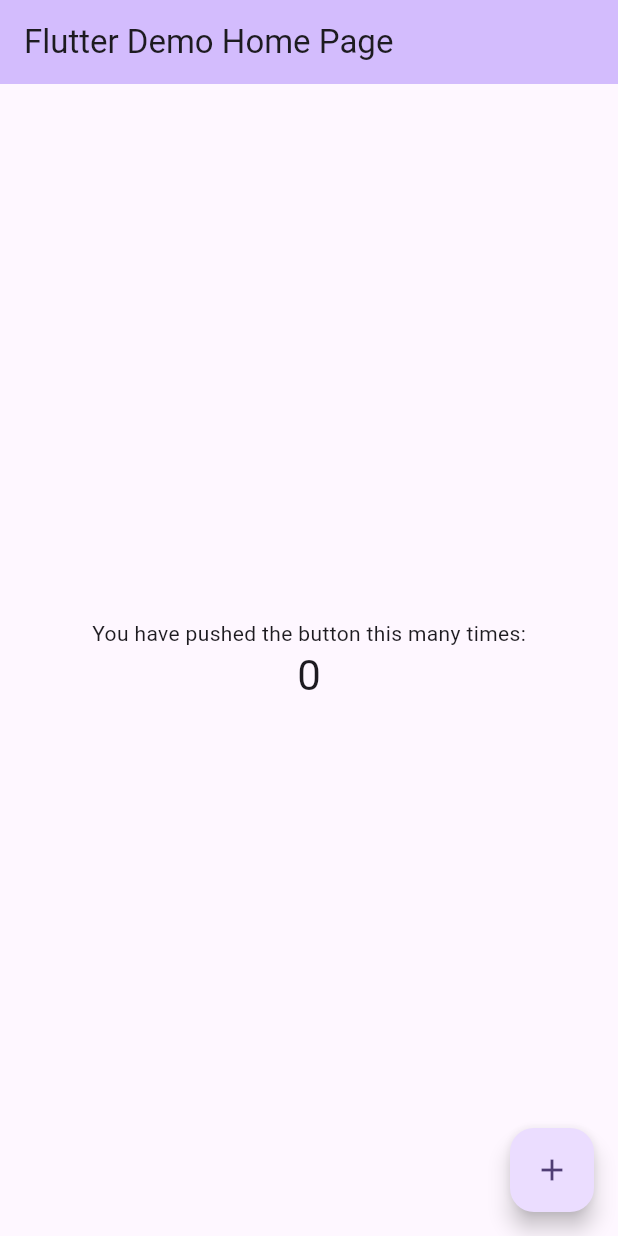
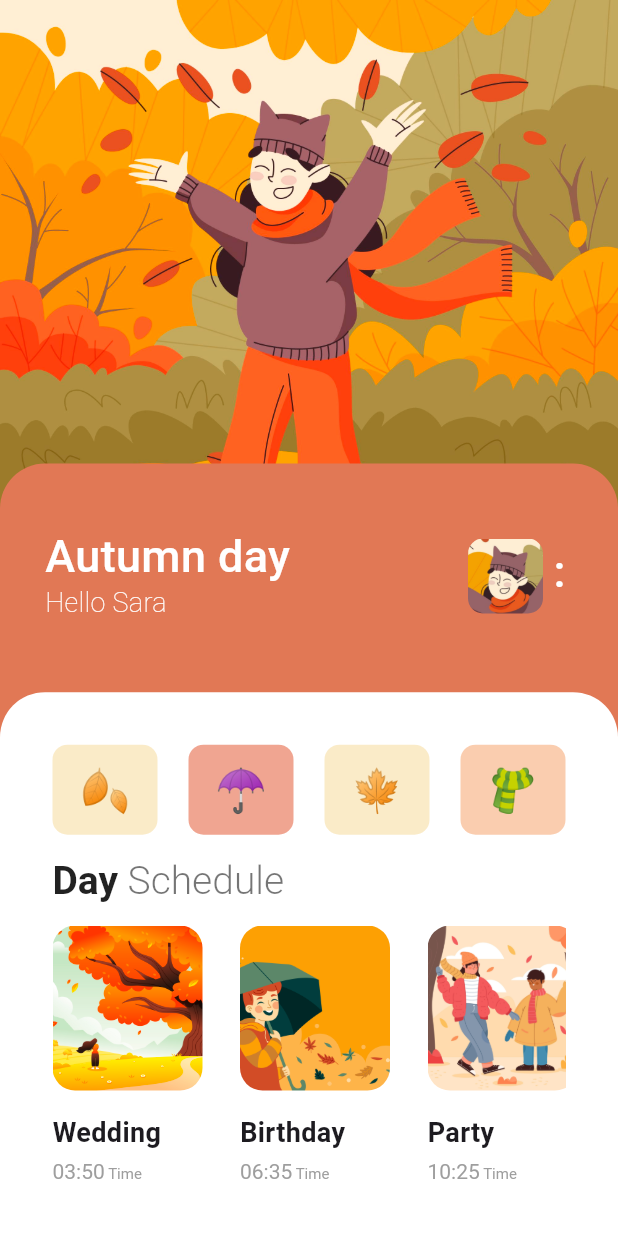
Before and after one commit to khusantoy/scheduler, a Flutter app: the screen it shows after launch, on a phone screen of 412 x 824 dp. Run offline on Flutter 3.47's test engine with Material 3 defaults, Android fonts, the phone set to English and light mode, and no system bars.

Commit message:
completed home page

```diff
--- a/lib/main.dart
+++ b/lib/main.dart
@@ -1,125 +1,16 @@
 import 'package:flutter/material.dart';
+import 'package:scheduler/pages/home_page.dart';
 
 void main() {
-  runApp(const MyApp());
+  runApp(MyApp());
 }
 
 class MyApp extends StatelessWidget {
-  const MyApp({super.key});
-
-  // This widget is the root of your application.
   @override
   Widget build(BuildContext context) {
     return MaterialApp(
-      title: 'Flutter Demo',
-      theme: ThemeData(
-        // This is the theme of your application.
-        //
-        // TRY THIS: Try running your application with "flutter run". You'll see
-        // the application has a purple toolbar. Then, without quitting the app,
-        // try changing the seedColor in the colorScheme below to Colors.green
-        // and then invoke "hot reload" (save your changes or press the "hot
-        // reload" button in a Flutter-supported IDE, or press "r" if you used
-        // the command line to start the app).
-        //
-        // Notice that the counter didn't reset back to zero; the application
-        // state is not lost during the reload. To reset the state, use hot
-        // restart instead.
-        //
-        // This works for code too, not just values: Most code changes can be
-        // tested with just a hot reload.
-        colorScheme: ColorScheme.fromSeed(seedColor: Colors.deepPurple),
-        useMaterial3: true,
-      ),
-      home: const MyHomePage(title: 'Flutter Demo Home Page'),
+      debugShowCheckedModeBanner: false,
+      home: HomePage(),
     );
   }
 }
-
-class MyHomePage extends StatefulWidget {
-  const MyHomePage({super.key, required this.title});
-
-  // This widget is the home page of your application. It is stateful, meaning
-  // that it has a State object (defined below) that contains fields that affect
-  // how it looks.
-
-  // This class is the configuration for the state. It holds the values (in this
-  // case the title) provided by the parent (in this case the App widget) and
-  // used by the build method of the State. Fields in a Widget subclass are
-  // always marked "final".
-
-  final String title;
-
-  @override
-  State<MyHomePage> createState() => _MyHomePageState();
-}
-
-class _MyHomePageState extends State<MyHomePage> {
-  int _counter = 0;
-
-  void _incrementCounter() {
-    setState(() {
-      // This call to setState tells the Flutter framework that something has
-      // changed in this State, which causes it to rerun the build method below
-      // so that the display can reflect the updated values. If we changed
-      // _counter without calling setState(), then the build method would not be
-      // called again, and so nothing would appear to happen.
-      _counter++;
-    });
-  }
-
-  @override
-  Widget build(BuildContext context) {
-    // This method is rerun every time setState is called, for instance as done
-    // by the _incrementCounter method above.
-    //
-    // The Flutter framework has been optimized to make rerunning build methods
-    // fast, so that you can just rebuild anything that needs updating rather
-    // than having to individually change instances of widgets.
-    return Scaffold(
-      appBar: AppBar(
-        // TRY THIS: Try changing the color here to a specific color (to
-        // Colors.amber, perhaps?) and trigger a hot reload to see the AppBar
-        // change color while the other colors stay the same.
-        backgroundColor: Theme.of(context).colorScheme.inversePrimary,
-        // Here we take the value from the MyHomePage object that was created by
-        // the App.build method, and use it to set our appbar title.
-        title: Text(widget.title),
-      ),
-      body: Center(
-        // Center is a layout widget. It takes a single child and positions it
-        // in the middle of the parent.
-        child: Column(
-          // Column is also a layout widget. It takes a list of children and
-          // arranges them vertically. By default, it sizes itself to fit its
-          // children horizontally, and tries to be as tall as its parent.
-          //
-          // Column has various properties to control how it sizes itself and
-          // how it positions its children. Here we use mainAxisAlignment to
-          // center the children vertically; the main axis here is the vertical
-          // axis because Columns are vertical (the cross axis would be
-          // horizontal).
-          //
-          // TRY THIS: Invoke "debug painting" (choose the "Toggle Debug Paint"
-          // action in the IDE, or press "p" in the console), to see the
-          // wireframe for each widget.
-          mainAxisAlignment: MainAxisAlignment.center,
-          children: <Widget>[
-            const Text(
-              'You have pushed the button this many times:',
-            ),
-            Text(
-              '$_counter',
-              style: Theme.of(context).textTheme.headlineMedium,
-            ),
-          ],
-        ),
-      ),
-      floatingActionButton: FloatingActionButton(
-        onPressed: _incrementCounter,
-        tooltip: 'Increment',
-        child: const Icon(Icons.add),
-      ), // This trailing comma makes auto-formatting nicer for build methods.
-    );
-  }
-}
--- /dev/null
+++ b/lib/pages/home_page.dart
@@ -0,0 +1,365 @@
+import 'package:flutter/cupertino.dart';
+import 'package:flutter/material.dart';
+import 'package:flutter/widgets.dart';
+
+class HomePage extends StatelessWidget {
+  const HomePage({super.key});
+  @override
+  Widget build(BuildContext context) {
+    final double screenWidth = MediaQuery.of(context).size.width;
+    final double screenHeight = MediaQuery.of(context).size.height;
+    return Scaffold(
+      body: Stack(
+        clipBehavior: Clip.none,
+        children: [
+          Container(
+            width: screenWidth,
+            height: screenHeight * 0.5,
+            decoration: const BoxDecoration(
+              image: DecorationImage(
+                image: AssetImage("assets/images/background.jpg"),
+                fit: BoxFit.cover,
+              ),
+            ),
+          ),
+          Align(
+            alignment: Alignment.center,
+            child: Container(
+              width: screenWidth,
+              height: screenHeight * 0.25,
+              decoration: const BoxDecoration(
+                borderRadius: BorderRadius.only(
+                  topLeft: Radius.circular(30),
+                  topRight: Radius.circular(30),
+                ),
+                color: Color(0xFFE17855),
+              ),
+              child: Stack(
+                children: [
+                  const Positioned(
+                    top: 40,
+                    left: 30,
+                    child: Text(
+                      "Autumn day",
+                      style: TextStyle(
+                        color: Colors.white,
+                        fontSize: 30,
+                        fontWeight: FontWeight.w500,
+                      ),
+                    ),
+                  ),
+                  const Positioned(
+                    top: 80,
+                    left: 30,
+                    child: Text(
+                      "Hello Sara",
+                      style: TextStyle(
+                        color: Colors.white,
+                        fontSize: 18,
+                        fontWeight: FontWeight.w200,
+                      ),
+                    ),
+                  ),
+                  Positioned(
+                    top: 50,
+                    right: 50,
+                    child: Container(
+                      width: 50,
+                      height: 50,
+                      decoration: BoxDecoration(
+                          borderRadius: BorderRadius.circular(10),
+                          image: const DecorationImage(
+                            image: AssetImage("assets/images/avatar.jpg"),
+                          )),
+                    ),
+                  ),
+                  const Positioned(
+                    top: 50,
+                    right: 35,
+                    child: Text(
+                      ":",
+                      style: TextStyle(
+                        color: Colors.white,
+                        fontSize: 30,
+                        fontWeight: FontWeight.w500,
+                      ),
+                    ),
+                  )
+                ],
+              ),
+            ),
+          ),
+          Align(
+            alignment: Alignment.bottomCenter,
+            child: Container(
+              width: screenWidth,
+              height: screenHeight * 0.44,
+              decoration: const BoxDecoration(
+                borderRadius: BorderRadius.only(
+                  topLeft: Radius.circular(30),
+                  topRight: Radius.circular(30),
+                ),
+                color: Colors.white,
+              ),
+              child: Padding(
+                padding: const EdgeInsets.all(35),
+                child: Column(
+                  mainAxisAlignment: MainAxisAlignment.spaceBetween,
+                  crossAxisAlignment: CrossAxisAlignment.start,
+                  children: [
+                    Row(
+                      mainAxisAlignment: MainAxisAlignment.spaceBetween,
+                      children: [
+                        Container(
+                          width: 70,
+                          height: 60,
+                          decoration: BoxDecoration(
+                            borderRadius: BorderRadius.circular(10),
+                            color: const Color(0xFFFAEBC8),
+                          ),
+                          child: const Center(
+                            child: Text(
+                              '🍂',
+                              style: TextStyle(fontSize: 28),
+                            ),
+                          ),
+                        ),
+                        Container(
+                          width: 70,
+                          height: 60,
+                          decoration: BoxDecoration(
+                            borderRadius: BorderRadius.circular(10),
+                            color: const Color(0xFFF0A591),
+                          ),
+                          child: const Center(
+                            child: Text(
+                              '☂️',
+                              style: TextStyle(fontSize: 28),
+                            ),
+                          ),
+                        ),
+                        Container(
+                          width: 70,
+                          height: 60,
+                          decoration: BoxDecoration(
+                            borderRadius: BorderRadius.circular(10),
+                            color: const Color(0xFFFAEBC8),
+                          ),
+                          child: const Center(
+                            child: Text(
+                              '🍁',
+                              style: TextStyle(fontSize: 28),
+                            ),
+                          ),
+                        ),
+                        Container(
+                          width: 70,
+                          height: 60,
+                          decoration: BoxDecoration(
+                            borderRadius: BorderRadius.circular(10),
+                            color: const Color(0xFFFACDAF),
+                          ),
+                          child: const Center(
+                            child: Text(
+                              '🧣',
+                              style: TextStyle(fontSize: 28),
+                            ),
+                          ),
+                        ),
+                      ],
+                    ),
+                    RichText(
+                      text: const TextSpan(
+                        children: [
+                          TextSpan(
+                            text: 'Day',
+                            style: TextStyle(
+                              fontSize: 26,
+                              fontWeight: FontWeight.w600,
+                              color: Colors.black87,
+                            ),
+                          ),
+                          TextSpan(
+                            text: ' Schedule',
+                            style: TextStyle(
+                              fontSize: 26,
+                              fontWeight: FontWeight.w300,
+                              color: Colors.black54,
+                            ),
+                          )
+                        ],
+                      ),
+                    ),
+                    SingleChildScrollView(
+                      scrollDirection: Axis.horizontal,
+                      child: Row(
+                        children: [
+                          Column(
+                            crossAxisAlignment: CrossAxisAlignment.start,
+                            children: [
+                              Container(
+                                width: 100,
+                                height: 110,
+                                decoration: BoxDecoration(
+                                  borderRadius: BorderRadius.circular(15),
+                                  image: const DecorationImage(
+                                    image:
+                                        AssetImage("assets/images/autumn.jpg"),
+                                    fit: BoxFit.cover,
+                                  ),
+                                ),
+                              ),
+                              const SizedBox(
+                                height: 15,
+                              ),
+                              const Text(
+                                "Wedding",
+                                style: TextStyle(
+                                  fontSize: 18,
+                                  fontWeight: FontWeight.bold,
+                                ),
+                              ),
+                              const SizedBox(
+                                height: 5,
+                              ),
+                              RichText(
+                                text: const TextSpan(
+                                  children: [
+                                    TextSpan(
+                                      text: '03:50',
+                                      style: TextStyle(
+                                        fontSize: 14,
+                                        color: Colors.grey,
+                                      ),
+                                    ),
+                                    TextSpan(
+                                      text: ' Time',
+                                      style: TextStyle(
+                                        fontSize: 10,
+                                        color: Colors.grey,
+                                      ),
+                                    )
+                                  ],
+                                ),
+                              )
+                            ],
+                          ),
+                          const SizedBox(
+                            width: 25,
+                          ),
+                          Column(
+                            crossAxisAlignment: CrossAxisAlignment.start,
+                            children: [
+                              Container(
+                                width: 100,
+                                height: 110,
+                                decoration: BoxDecoration(
+                                  borderRadius: BorderRadius.circular(15),
+                                  image: const DecorationImage(
+                                    image: AssetImage(
+                                        "assets/images/umbrella.jpg"),
+                                    fit: BoxFit.cover,
+                                  ),
+                                ),
+                              ),
+                              const SizedBox(
+                                height: 15,
+                              ),
+                              const Text(
+                                "Birthday",
+                                style: TextStyle(
+                                  fontSize: 18,
+                                  fontWeight: FontWeight.bold,
+                                ),
+                              ),
+                              const SizedBox(
+                                height: 5,
+                              ),
+                              RichText(
+                                text: const TextSpan(
+                                  children: [
+                                    TextSpan(
+                                      text: '06:35',
+                                      style: TextStyle(
+                                        fontSize: 14,
+                                        color: Colors.grey,
+                                      ),
+                                    ),
+                                    TextSpan(
+                                      text: ' Time',
+                                      style: TextStyle(
+                                        fontSize: 10,
+                                        color: Colors.grey,
+                                      ),
+                                    )
+                                  ],
+                                ),
+                              )
+                            ],
+                          ),
+                          const SizedBox(
+                            width: 25,
+                          ),
+                          Column(
+                            crossAxisAlignment: CrossAxisAlignment.start,
+                            children: [
+                              Container(
+                                width: 100,
+                                height: 110,
+                                decoration: BoxDecoration(
+                                  borderRadius: BorderRadius.circular(15),
+                                  image: const DecorationImage(
+                                    image:
+                                        AssetImage("assets/images/party.jpg"),
+                                    fit: BoxFit.cover,
+                                  ),
+                                ),
+                              ),
+                              const SizedBox(
+                                height: 15,
+                              ),
+                              const Text(
+                                "Party",
+                                style: TextStyle(
+                                  fontSize: 18,
+                                  fontWeight: FontWeight.bold,
+                                ),
+                              ),
+                              const SizedBox(
+                                height: 5,
+                              ),
+                              RichText(
+                                text: const TextSpan(
+                                  children: [
+                                    TextSpan(
+                                      text: '10:25',
+                                      style: TextStyle(
+                                        fontSize: 14,
+                                        color: Colors.grey,
+                                      ),
+                                    ),
+                                    TextSpan(
+                                      text: ' Time',
+                                      style: TextStyle(
+                                        fontSize: 10,
+                                        color: Colors.grey,
+                                      ),
+                                    )
+                                  ],
+                                ),
+                              )
+                            ],
+                          ),
+                        ],
+                      ),
+                    )
+                  ],
+                ),
+              ),
+            ),
+          )
+        ],
+      ),
+    );
+  }
+}
--- a/pubspec.yaml
+++ b/pubspec.yaml
@@ -59,9 +59,8 @@ flutter:
   uses-material-design: true
 
   # To add assets to your application, add an assets section, like this:
-  # assets:
-  #   - images/a_dot_burr.jpeg
-  #   - images/a_dot_ham.jpeg
+  assets:
+    - assets/images/
 
   # An image asset can refer to one or more resolution-specific "variants", see
   # https://flutter.dev/assets-and-images/#resolution-aware
```
Also changed, not shown: assets/images/autumn.jpg (added), assets/images/avatar.jpg (added), assets/images/background.jpg (added), assets/images/leaf.png (added), assets/images/party.jpg (added), assets/images/umbrella.jpg (added).
